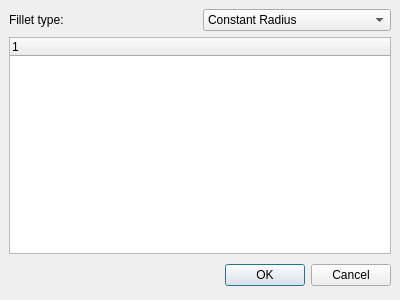
Before: the Qt Designer form src/Mod/Part/Gui/DlgFilletEdges.ui in berndhahnebach/All_FreeCAD, drawn with Qt 5.
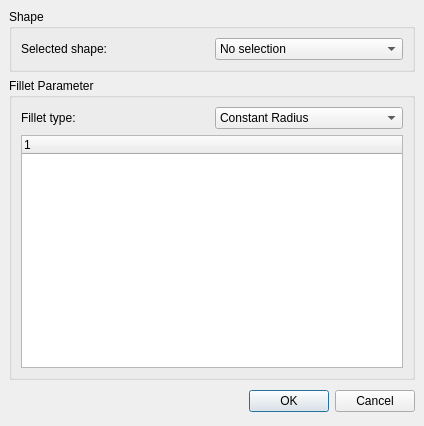
After: the same form once the commit is applied.

Commit message: + start implementing fillet dialog

```diff
--- a/src/Mod/Part/Gui/DlgFilletEdges.ui
+++ b/src/Mod/Part/Gui/DlgFilletEdges.ui
@@ -8,8 +8,8 @@
    <rect>
     <x>0</x>
     <y>0</y>
-    <width>400</width>
-    <height>300</height>
+    <width>424</width>
+    <height>426</height>
    </rect>
   </property>
   <property name="windowTitle" >
@@ -22,8 +22,23 @@
    <property name="spacing" >
     <number>6</number>
    </property>
+   <item row="1" column="0" >
+    <widget class="QGroupBox" name="groupBox_2" >
+     <property name="title" >
+      <string>Fillet Parameter</string>
+     </property>
+     <layout class="QGridLayout" >
+      <property name="margin" >
+       <number>9</number>
+      </property>
+      <property name="spacing" >
+       <number>6</number>
+      </property>
+      <item row="1" column="0" colspan="2" >
+       <widget class="QTreeWidget" name="treeWidget" />
+      </item>
    <item row="0" column="1" >
-    <widget class="QComboBox" name="comboBox" >
+       <widget class="QComboBox" name="filletType" >
      <item>
       <property name="text" >
        <string>Constant Radius</string>
@@ -43,10 +58,41 @@
      </property>
     </widget>
    </item>
-   <item row="1" column="0" colspan="2" >
-    <widget class="QTreeWidget" name="treeWidget" />
+     </layout>
+    </widget>
    </item>
-   <item row="2" column="0" colspan="2" >
+   <item row="0" column="0" >
+    <widget class="QGroupBox" name="groupBox" >
+     <property name="title" >
+      <string>Shape</string>
+     </property>
+     <layout class="QHBoxLayout" >
+      <property name="margin" >
+       <number>9</number>
+      </property>
+      <property name="spacing" >
+       <number>6</number>
+      </property>
+      <item>
+       <widget class="QLabel" name="label" >
+        <property name="text" >
+         <string>Selected shape:</string>
+        </property>
+       </widget>
+      </item>
+      <item>
+       <widget class="QComboBox" name="shapeObject" >
+        <item>
+         <property name="text" >
+          <string>No selection</string>
+         </property>
+        </item>
+       </widget>
+      </item>
+     </layout>
+    </widget>
+   </item>
+   <item row="2" column="0" >
     <layout class="QHBoxLayout" >
      <property name="margin" >
       <number>0</number>
```
Lines whose indentation alone changed are shown as unchanged. The commit also changes 4 other files.
